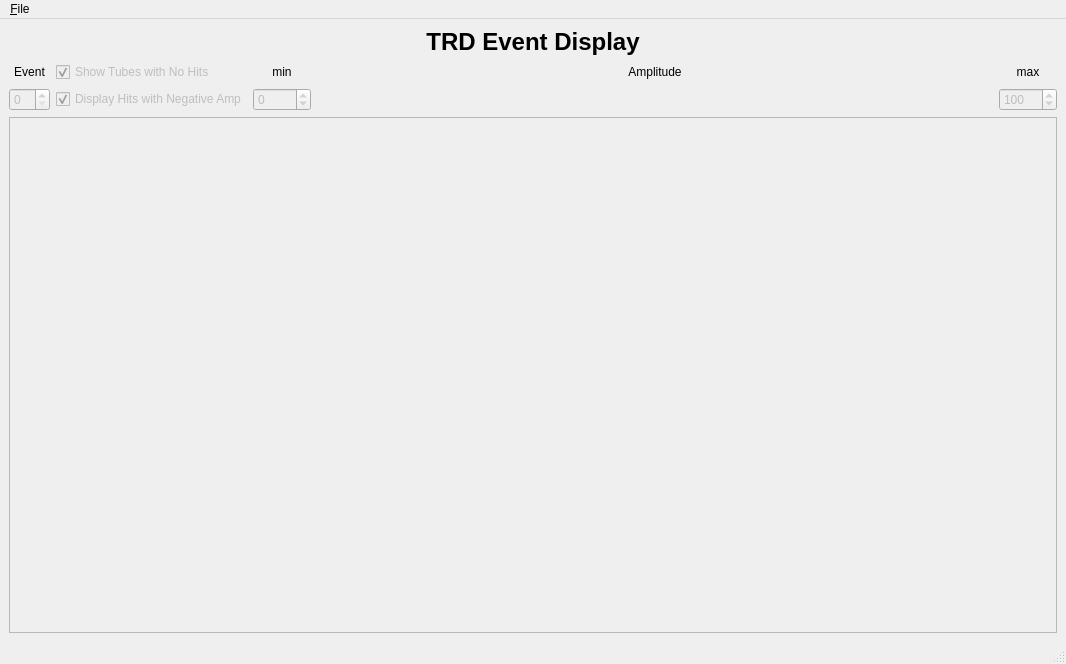
The window that ui/EventDisplayForm.ui (bastianbeischer/TRDEventDisplay) describes before a commit, drawn with Qt 5.
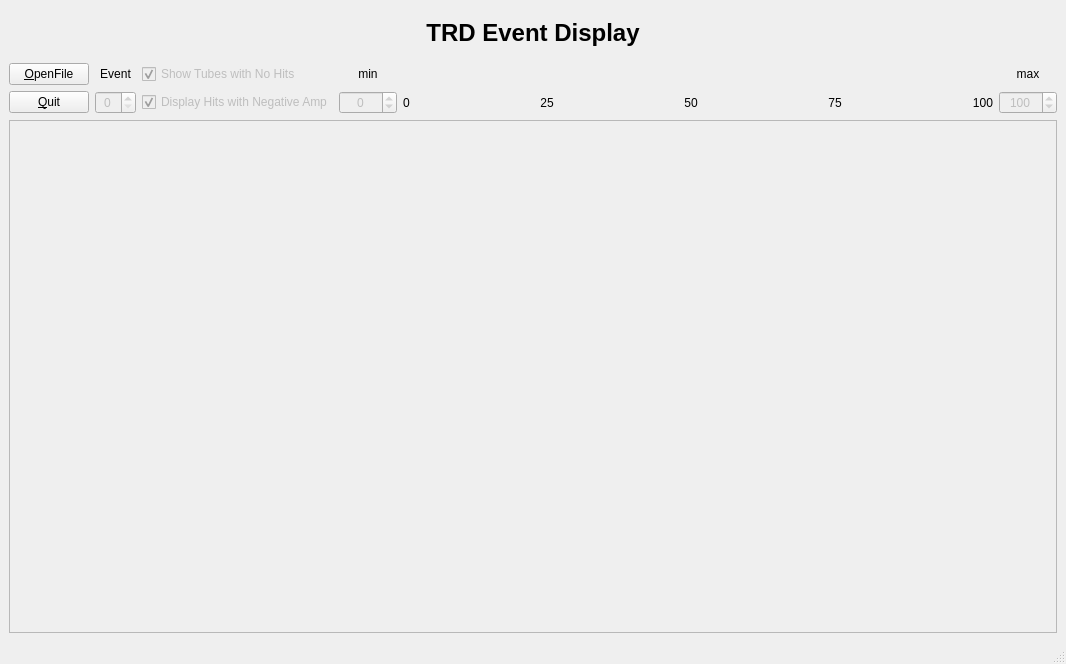
The same window after the commit.

```diff
--- a/ui/EventDisplayForm.ui
+++ b/ui/EventDisplayForm.ui
@@ -22,16 +22,44 @@
   <widget class="QWidget" name="centralwidget">
    <layout class="QGridLayout" name="centralLayout">
     <item row="1" column="0">
+     <widget class="QLabel" name="titleLabel">
+      <property name="sizePolicy">
+       <sizepolicy hsizetype="Preferred" vsizetype="Preferred">
+        <horstretch>0</horstretch>
+        <verstretch>0</verstretch>
+       </sizepolicy>
+      </property>
+      <property name="font">
+       <font>
+        <pointsize>18</pointsize>
+        <weight>75</weight>
+        <italic>false</italic>
+        <bold>true</bold>
+        <underline>false</underline>
+       </font>
+      </property>
+      <property name="text">
+       <string>TRD Event Display</string>
+      </property>
+      <property name="alignment">
+       <set>Qt::AlignCenter</set>
+      </property>
+     </widget>
+    </item>
+    <item row="3" column="0">
      <layout class="QGridLayout" name="gridLayout">
-      <item row="2" column="0">
+      <item row="2" column="1">
        <widget class="QSpinBox" name="eventNumberSpinBox">
         <property name="enabled">
          <bool>false</bool>
         </property>
+        <property name="alignment">
+         <set>Qt::AlignCenter</set>
+        </property>
        </widget>
       </item>
-      <item row="0" column="0">
-       <widget class="QLabel" name="label_3">
+      <item row="0" column="1">
+       <widget class="QLabel" name="eventLabel">
         <property name="text">
          <string>Event</string>
         </property>
@@ -40,7 +68,33 @@
         </property>
        </widget>
       </item>
-      <item row="2" column="3">
+      <item row="2" column="2">
+       <widget class="QCheckBox" name="negAmpCheckBox">
+        <property name="enabled">
+         <bool>false</bool>
+        </property>
+        <property name="text">
+         <string>Display Hits with Negative Amp</string>
+        </property>
+        <property name="checked">
+         <bool>true</bool>
+        </property>
+       </widget>
+      </item>
+      <item row="0" column="2">
+       <widget class="QCheckBox" name="tubesWithNoHitsCheckBox">
+        <property name="enabled">
+         <bool>false</bool>
+        </property>
+        <property name="text">
+         <string>Show Tubes with No Hits</string>
+        </property>
+        <property name="checked">
+         <bool>true</bool>
+        </property>
+       </widget>
+      </item>
+      <item row="0" column="4">
        <widget class="QWidget" name="colorPaletteWidget" native="true">
         <property name="sizePolicy">
          <sizepolicy hsizetype="Expanding" vsizetype="Preferred">
@@ -48,36 +102,120 @@
           <verstretch>0</verstretch>
          </sizepolicy>
         </property>
-       </widget>
-      </item>
-      <item row="0" column="3">
-       <widget class="QLabel" name="label_4">
-        <property name="text">
-         <string>Amplitude</string>
-        </property>
-        <property name="alignment">
-         <set>Qt::AlignCenter</set>
-        </property>
-       </widget>
-      </item>
-      <item row="2" column="2">
-       <widget class="QSpinBox" name="minAmpSpinBox">
-        <property name="enabled">
-         <bool>false</bool>
-        </property>
-        <property name="minimum">
-         <number>-1000</number>
-        </property>
-        <property name="maximum">
-         <number>2000</number>
-        </property>
+        <zorder>maxAmpLabel</zorder>
        </widget>
       </item>
       <item row="2" column="4">
+       <layout class="QHBoxLayout" name="horizontalLayout">
+        <item>
+         <widget class="QLabel" name="scaleLabelMin">
+          <property name="sizePolicy">
+           <sizepolicy hsizetype="Minimum" vsizetype="Preferred">
+            <horstretch>0</horstretch>
+            <verstretch>0</verstretch>
+           </sizepolicy>
+          </property>
+          <property name="text">
+           <string>0</string>
+          </property>
+         </widget>
+        </item>
+        <item>
+         <widget class="QLabel" name="scaleLabel1">
+          <property name="sizePolicy">
+           <sizepolicy hsizetype="Expanding" vsizetype="Preferred">
+            <horstretch>0</horstretch>
+            <verstretch>0</verstretch>
+           </sizepolicy>
+          </property>
+          <property name="text">
+           <string>25</string>
+          </property>
+          <property name="alignment">
+           <set>Qt::AlignCenter</set>
+          </property>
+         </widget>
+        </item>
+        <item>
+         <widget class="QLabel" name="scaleLabel2">
+          <property name="sizePolicy">
+           <sizepolicy hsizetype="Minimum" vsizetype="Preferred">
+            <horstretch>0</horstretch>
+            <verstretch>0</verstretch>
+           </sizepolicy>
+          </property>
+          <property name="text">
+           <string>50</string>
+          </property>
+          <property name="textFormat">
+           <enum>Qt::AutoText</enum>
+          </property>
+          <property name="alignment">
+           <set>Qt::AlignCenter</set>
+          </property>
+         </widget>
+        </item>
+        <item>
+         <widget class="QLabel" name="scaleLabel3">
+          <property name="sizePolicy">
+           <sizepolicy hsizetype="Expanding" vsizetype="Preferred">
+            <horstretch>0</horstretch>
+            <verstretch>0</verstretch>
+           </sizepolicy>
+          </property>
+          <property name="text">
+           <string>75</string>
+          </property>
+          <property name="alignment">
+           <set>Qt::AlignCenter</set>
+          </property>
+         </widget>
+        </item>
+        <item>
+         <widget class="QLabel" name="scaleLabelMax">
+          <property name="sizePolicy">
+           <sizepolicy hsizetype="Minimum" vsizetype="Preferred">
+            <horstretch>0</horstretch>
+            <verstretch>0</verstretch>
+           </sizepolicy>
+          </property>
+          <property name="text">
+           <string>100</string>
+          </property>
+          <property name="alignment">
+           <set>Qt::AlignRight|Qt::AlignTrailing|Qt::AlignVCenter</set>
+          </property>
+         </widget>
+        </item>
+       </layout>
+      </item>
+      <item row="0" column="5">
+       <widget class="QLabel" name="maxAmpLabel">
+        <property name="text">
+         <string>max</string>
+        </property>
+        <property name="alignment">
+         <set>Qt::AlignCenter</set>
+        </property>
+       </widget>
+      </item>
+      <item row="2" column="5">
        <widget class="QSpinBox" name="maxAmpSpinBox">
         <property name="enabled">
          <bool>false</bool>
         </property>
+        <property name="autoFillBackground">
+         <bool>false</bool>
+        </property>
+        <property name="wrapping">
+         <bool>false</bool>
+        </property>
+        <property name="alignment">
+         <set>Qt::AlignCenter</set>
+        </property>
+        <property name="buttonSymbols">
+         <enum>QAbstractSpinBox::UpDownArrows</enum>
+        </property>
         <property name="minimum">
          <number>-1000</number>
         </property>
@@ -89,21 +227,8 @@
         </property>
        </widget>
       </item>
-      <item row="2" column="1">
-       <widget class="QCheckBox" name="negAmpCheckBox">
-        <property name="enabled">
-         <bool>false</bool>
-        </property>
-        <property name="text">
-         <string>Display Hits with Negative Amp</string>
-        </property>
-        <property name="checked">
-         <bool>true</bool>
-        </property>
-       </widget>
-      </item>
-      <item row="0" column="2">
-       <widget class="QLabel" name="label">
+      <item row="0" column="3">
+       <widget class="QLabel" name="minAmpLabel">
         <property name="text">
          <string>min</string>
         </property>
@@ -112,32 +237,48 @@
         </property>
        </widget>
       </item>
-      <item row="0" column="4">
-       <widget class="QLabel" name="label_2">
-        <property name="text">
-         <string>max</string>
-        </property>
-        <property name="alignment">
-         <set>Qt::AlignCenter</set>
-        </property>
-       </widget>
-      </item>
-      <item row="0" column="1">
-       <widget class="QCheckBox" name="tubesWithNoHitsCheckBox">
+      <item row="2" column="3">
+       <widget class="QSpinBox" name="minAmpSpinBox">
         <property name="enabled">
          <bool>false</bool>
         </property>
-        <property name="text">
-         <string>Show Tubes with No Hits</string>
-        </property>
-        <property name="checked">
+        <property name="frame">
          <bool>true</bool>
+        </property>
+        <property name="alignment">
+         <set>Qt::AlignCenter</set>
+        </property>
+        <property name="buttonSymbols">
+         <enum>QAbstractSpinBox::UpDownArrows</enum>
+        </property>
+        <property name="minimum">
+         <number>-1000</number>
+        </property>
+        <property name="maximum">
+         <number>2000</number>
+        </property>
+        <property name="singleStep">
+         <number>10</number>
+        </property>
+       </widget>
+      </item>
+      <item row="0" column="0">
+       <widget class="QPushButton" name="openFileButton">
+        <property name="text">
+         <string>&amp;OpenFile</string>
+        </property>
+       </widget>
+      </item>
+      <item row="2" column="0">
+       <widget class="QPushButton" name="quitButton">
+        <property name="text">
+         <string>&amp;Quit</string>
         </property>
        </widget>
       </item>
      </layout>
     </item>
-    <item row="2" column="0">
+    <item row="4" column="0">
      <widget class="QFrame" name="graphicsViewFrame">
       <property name="sizePolicy">
        <sizepolicy hsizetype="Expanding" vsizetype="Expanding">
@@ -153,46 +294,40 @@
       </property>
      </widget>
     </item>
+    <item row="2" column="0">
+     <spacer name="verticalSpacer">
+      <property name="orientation">
+       <enum>Qt::Vertical</enum>
+      </property>
+      <property name="sizeType">
+       <enum>QSizePolicy::Fixed</enum>
+      </property>
+      <property name="sizeHint" stdset="0">
+       <size>
+        <width>20</width>
+        <height>10</height>
+       </size>
+      </property>
+     </spacer>
+    </item>
     <item row="0" column="0">
-     <widget class="QLabel" name="label_5">
-      <property name="font">
-       <font>
-        <pointsize>18</pointsize>
-        <weight>75</weight>
-        <italic>false</italic>
-        <bold>true</bold>
-        <underline>false</underline>
-       </font>
+     <spacer name="verticalSpacer_2">
+      <property name="orientation">
+       <enum>Qt::Vertical</enum>
       </property>
-      <property name="text">
-       <string>TRD Event Display</string>
+      <property name="sizeType">
+       <enum>QSizePolicy::Fixed</enum>
       </property>
-      <property name="alignment">
-       <set>Qt::AlignCenter</set>
+      <property name="sizeHint" stdset="0">
+       <size>
+        <width>20</width>
+        <height>10</height>
+       </size>
       </property>
-     </widget>
+     </spacer>
     </item>
    </layout>
   </widget>
-  <widget class="QMenuBar" name="menubar">
-   <property name="geometry">
-    <rect>
-     <x>0</x>
-     <y>0</y>
-     <width>1066</width>
-     <height>21</height>
-    </rect>
-   </property>
-   <widget class="QMenu" name="menuFile">
-    <property name="title">
-     <string>&amp;File</string>
-    </property>
-    <addaction name="action_Open_File"/>
-    <addaction name="separator"/>
-    <addaction name="action_Quit"/>
-   </widget>
-   <addaction name="menuFile"/>
-  </widget>
   <widget class="QStatusBar" name="statusbar"/>
   <action name="action_Open_File">
    <property name="text">
```
Left out of the diff: 14 changed lines with no effect on the pictures.
